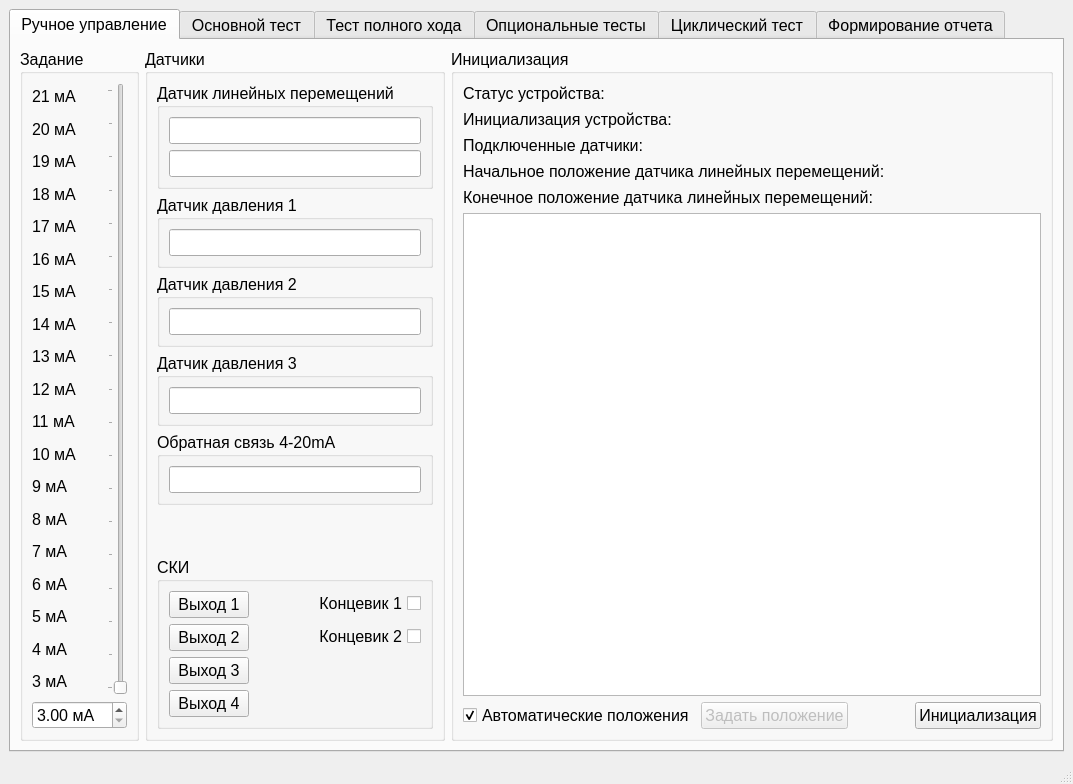
Qt form MainWindow.ui (Rekvim/MpiSki) before a commit.
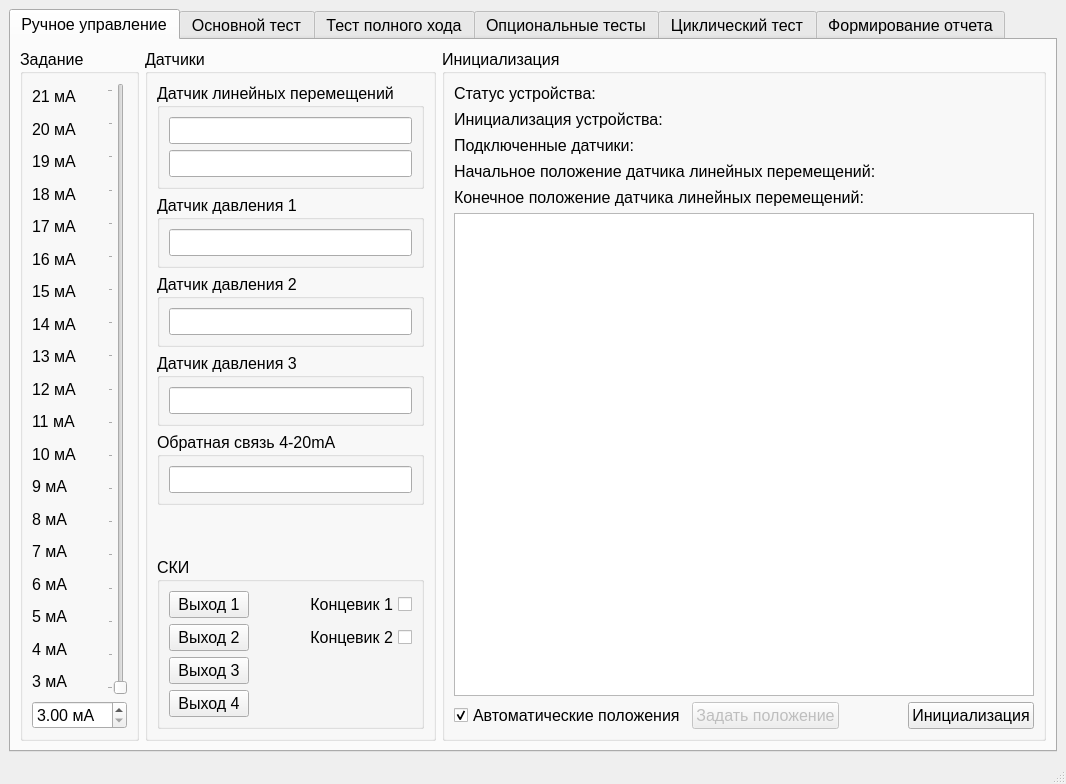
The same form after that commit. The open tabs and pages were chosen to show the change. Custom widgets are drawn as their Qt base class.

The edit to the form file:
```diff
--- a/MainWindow.ui
+++ b/MainWindow.ui
@@ -6,7 +6,7 @@
    <rect>
     <x>0</x>
     <y>0</y>
-    <width>1073</width>
+    <width>1066</width>
     <height>784</height>
    </rect>
   </property>
@@ -410,6 +410,12 @@
              <layout class="QVBoxLayout" name="verticalLayout_3">
               <item>
                <widget class="QLineEdit" name="lineEdit_linearSensor">
+                <property name="sizePolicy">
+                 <sizepolicy hsizetype="Preferred" vsizetype="Preferred">
+                  <horstretch>0</horstretch>
+                  <verstretch>0</verstretch>
+                 </sizepolicy>
+                </property>
                 <property name="readOnly">
                  <bool>true</bool>
                 </property>
@@ -417,6 +423,12 @@
               </item>
               <item>
                <widget class="QLineEdit" name="lineEdit_linearSensorPercent">
+                <property name="sizePolicy">
+                 <sizepolicy hsizetype="Preferred" vsizetype="Preferred">
+                  <horstretch>0</horstretch>
+                  <verstretch>0</verstretch>
+                 </sizepolicy>
+                </property>
                 <property name="readOnly">
                  <bool>true</bool>
                 </property>
@@ -438,6 +450,12 @@
              <layout class="QVBoxLayout" name="verticalLayout_6">
               <item>
                <widget class="QLineEdit" name="lineEdit_pressureSensor_1">
+                <property name="sizePolicy">
+                 <sizepolicy hsizetype="Preferred" vsizetype="Preferred">
+                  <horstretch>0</horstretch>
+                  <verstretch>0</verstretch>
+                 </sizepolicy>
+                </property>
                 <property name="readOnly">
                  <bool>true</bool>
                 </property>
@@ -459,6 +477,12 @@
              <layout class="QVBoxLayout" name="verticalLayout_4">
               <item>
                <widget class="QLineEdit" name="LineEdit_pressureSensor_2">
+                <property name="sizePolicy">
+                 <sizepolicy hsizetype="Preferred" vsizetype="Preferred">
+                  <horstretch>0</horstretch>
+                  <verstretch>0</verstretch>
+                 </sizepolicy>
+                </property>
                 <property name="readOnly">
                  <bool>true</bool>
                 </property>
@@ -480,6 +504,12 @@
              <layout class="QVBoxLayout" name="verticalLayout_5">
               <item>
                <widget class="QLineEdit" name="LineEdit_pressureSensor_3">
+                <property name="sizePolicy">
+                 <sizepolicy hsizetype="Preferred" vsizetype="Preferred">
+                  <horstretch>0</horstretch>
+                  <verstretch>0</verstretch>
+                 </sizepolicy>
+                </property>
                 <property name="readOnly">
                  <bool>true</bool>
                 </property>
@@ -501,6 +531,12 @@
              <layout class="QVBoxLayout" name="verticalLayout_35">
               <item>
                <widget class="QLineEdit" name="lineEdit_feedback_4_20mA">
+                <property name="sizePolicy">
+                 <sizepolicy hsizetype="Preferred" vsizetype="Preferred">
+                  <horstretch>0</horstretch>
+                  <verstretch>0</verstretch>
+                 </sizepolicy>
+                </property>
                 <property name="readOnly">
                  <bool>true</bool>
                 </property>
@@ -551,6 +587,12 @@
               </item>
               <item row="0" column="1">
                <widget class="QCheckBox" name="checkBox_DI1">
+                <property name="sizePolicy">
+                 <sizepolicy hsizetype="Preferred" vsizetype="Preferred">
+                  <horstretch>0</horstretch>
+                  <verstretch>0</verstretch>
+                 </sizepolicy>
+                </property>
                 <property name="font">
                  <font>
                   <pointsize>12</pointsize>
@@ -590,6 +632,12 @@
               </item>
               <item row="1" column="1">
                <widget class="QCheckBox" name="checkBox_DI2">
+                <property name="sizePolicy">
+                 <sizepolicy hsizetype="Preferred" vsizetype="Preferred">
+                  <horstretch>0</horstretch>
+                  <verstretch>0</verstretch>
+                 </sizepolicy>
+                </property>
                 <property name="font">
                  <font>
                   <pointsize>12</pointsize>
@@ -980,6 +1028,12 @@
             <layout class="QHBoxLayout" name="horizontalLayout_5">
              <item>
               <widget class="QCheckBox" name="checkBox_autoinit">
+               <property name="sizePolicy">
+                <sizepolicy hsizetype="Preferred" vsizetype="Preferred">
+                 <horstretch>0</horstretch>
+                 <verstretch>0</verstretch>
+                </sizepolicy>
+               </property>
                <property name="font">
                 <font>
                  <pointsize>12</pointsize>
@@ -998,6 +1052,12 @@
                <property name="enabled">
                 <bool>false</bool>
                </property>
+               <property name="sizePolicy">
+                <sizepolicy hsizetype="Preferred" vsizetype="Preferred">
+                 <horstretch>0</horstretch>
+                 <verstretch>0</verstretch>
+                </sizepolicy>
+               </property>
                <property name="font">
                 <font>
                  <pointsize>12</pointsize>
@@ -1023,6 +1083,12 @@
              </item>
              <item>
               <widget class="QPushButton" name="pushButton_init">
+               <property name="sizePolicy">
+                <sizepolicy hsizetype="Preferred" vsizetype="Preferred">
+                 <horstretch>0</horstretch>
+                 <verstretch>0</verstretch>
+                </sizepolicy>
+               </property>
                <property name="font">
                 <font>
                  <pointsize>12</pointsize>
```
Left out of the diff: 521 changed lines with no effect on the pictures.
